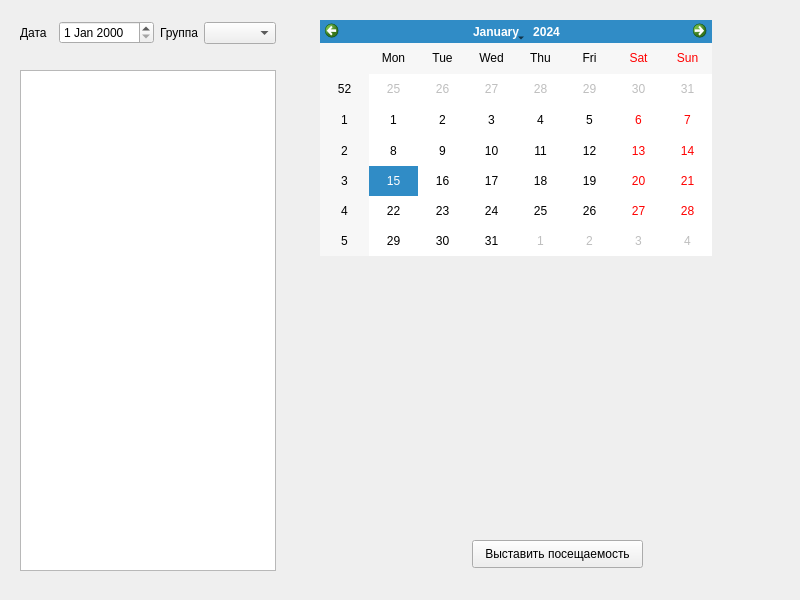
Old version of the form attendance_design.ui in the repository podlev/attendance.
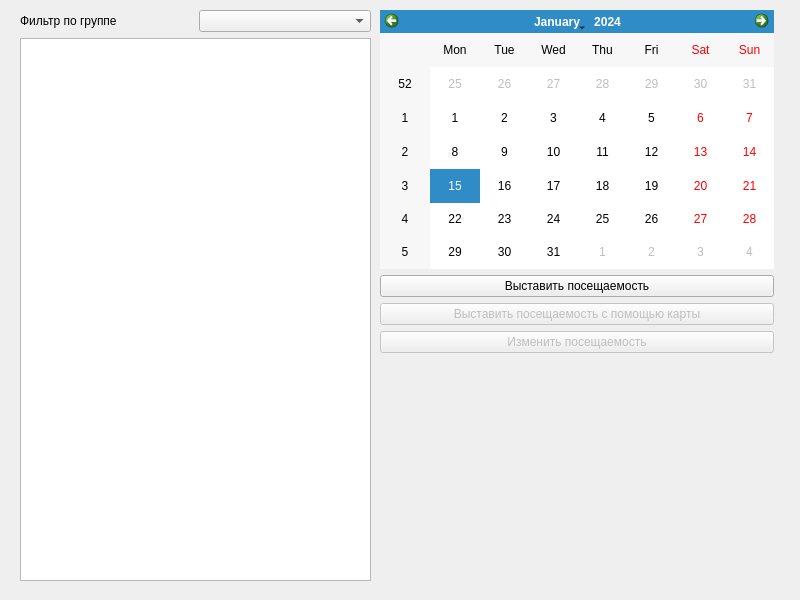
New version of the form.

Diff of the .ui file:
```diff
--- a/attendance_design.ui
+++ b/attendance_design.ui
@@ -13,68 +13,74 @@
   <property name="windowTitle">
    <string>Посещаемость</string>
   </property>
-  <widget class="QTableWidget" name="tableWidget">
+  <widget class="QWidget" name="">
    <property name="geometry">
     <rect>
      <x>20</x>
-     <y>70</y>
-     <width>256</width>
-     <height>501</height>
+     <y>10</y>
+     <width>351</width>
+     <height>571</height>
     </rect>
    </property>
+   <layout class="QVBoxLayout" name="verticalLayout">
+    <item>
+     <layout class="QHBoxLayout" name="horizontalLayout">
+      <item>
+       <widget class="QLabel" name="label_2">
+        <property name="text">
+         <string>Фильтр по группе</string>
+        </property>
+       </widget>
+      </item>
+      <item>
+       <widget class="QComboBox" name="group_edit"/>
+      </item>
+     </layout>
+    </item>
+    <item>
+     <widget class="QTableWidget" name="tableWidget"/>
+    </item>
+   </layout>
   </widget>
-  <widget class="QCalendarWidget" name="calendarWidget">
-   <property name="geometry">
-    <rect>
-     <x>320</x>
-     <y>20</y>
-     <width>392</width>
-     <height>236</height>
-    </rect>
-   </property>
-  </widget>
-  <widget class="QPushButton" name="add_attendance">
-   <property name="geometry">
-    <rect>
-     <x>472</x>
-     <y>540</y>
-     <width>171</width>
-     <height>28</height>
-    </rect>
-   </property>
-   <property name="text">
-    <string>Выставить посещаемость</string>
-   </property>
-  </widget>
   <widget class="QWidget" name="">
    <property name="geometry">
     <rect>
-     <x>20</x>
-     <y>20</y>
-     <width>256</width>
-     <height>26</height>
+     <x>380</x>
+     <y>10</y>
+     <width>394</width>
+     <height>343</height>
     </rect>
    </property>
-   <layout class="QHBoxLayout" name="horizontalLayout">
+   <layout class="QVBoxLayout" name="verticalLayout_2">
     <item>
-     <widget class="QLabel" name="label">
+     <widget class="QCalendarWidget" name="calendarWidget"/>
+    </item>
+    <item>
+     <widget class="QPushButton" name="add_attendance">
       <property name="text">
-       <string>Дата</string>
+       <string>Выставить посещаемость</string>
       </property>
      </widget>
     </item>
     <item>
-     <widget class="QDateEdit" name="dateEdit"/>
-    </item>
-    <item>
-     <widget class="QLabel" name="label_2">
+     <widget class="QPushButton" name="pushButton">
+      <property name="enabled">
+       <bool>false</bool>
+      </property>
       <property name="text">
-       <string>Группа</string>
+       <string>Выставить посещаемость с помощью карты</string>
       </property>
      </widget>
     </item>
     <item>
-     <widget class="QComboBox" name="comboBox"/>
+     <widget class="QPushButton" name="edit_attendance">
+      <property name="enabled">
+       <bool>false</bool>
+      </property>
+      <property name="text">
+       <string>Изменить посещаемость</string>
+      </property>
+     </widget>
     </item>
    </layout>
   </widget>
```
